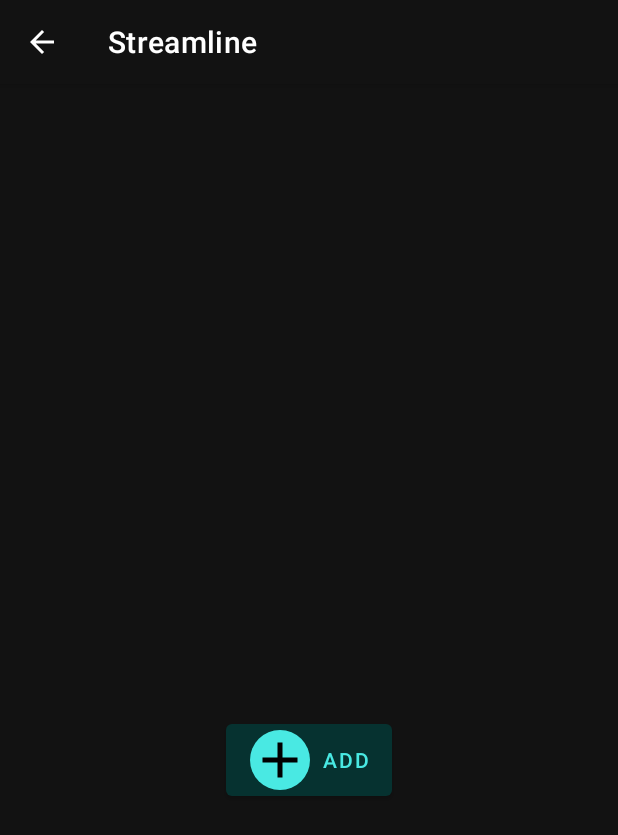
After one commit to CMPT362-Group4/Streamline, an Android app: the MovieDetailActivity screen opened directly, with no data from a screen before it, on a phone screen of 412 x 824 dp. The commit adds this screen. Shown: the top 835 px of the screen. Run offline under Robolectric (Android 15) with nearby library versions, the phone set to English and light mode, and no system bars; pictures from the network do not load.

Commit message:
Display movie list and details using API complete (for popular movies).

```diff
--- a/app/src/main/AndroidManifest.xml
+++ b/app/src/main/AndroidManifest.xml
@@ -1,6 +1,9 @@
 <?xml version="1.0" encoding="utf-8"?>
 <manifest xmlns:android="http://schemas.android.com/apk/res/android"
     xmlns:tools="http://schemas.android.com/tools">
+
+    <uses-permission android:name="android.permission.INTERNET" />
+
 
     <application
         android:allowBackup="true"
@@ -13,6 +16,7 @@
         android:theme="@style/Theme.Streamline"
         android:enableOnBackInvokedCallback="true"
         tools:targetApi="31">
+
         <activity
             android:name=".MainActivity"
             android:exported="true"
@@ -24,6 +28,7 @@
                 <category android:name="android.intent.category.LAUNCHER" />
             </intent-filter>
         </activity>
+        <activity android:name=".ui.movies.MovieDetailActivity" />
     </application>
 
 </manifest>
--- a/app/src/main/java/ca/sfu/cmpt362/group4/streamline/MainActivity.kt
+++ b/app/src/main/java/ca/sfu/cmpt362/group4/streamline/MainActivity.kt
@@ -5,6 +5,7 @@ import android.text.Layout
 import android.text.SpannableString
 import android.text.style.AlignmentSpan
 import android.view.Menu
+import android.view.MenuItem
 import androidx.appcompat.app.AppCompatActivity
 import androidx.core.view.GravityCompat
 import androidx.drawerlayout.widget.DrawerLayout
--- /dev/null
+++ b/app/src/main/java/ca/sfu/cmpt362/group4/streamline/ui/movies/MovieDetailActivity.kt
@@ -0,0 +1,72 @@
+package ca.sfu.cmpt362.group4.streamline.ui.movies
+
+import android.graphics.drawable.Drawable
+import android.os.Bundle
+import android.util.Log
+import android.view.MenuItem
+import android.view.View
+import android.widget.TextView
+import androidx.appcompat.app.AppCompatActivity
+import ca.sfu.cmpt362.group4.streamline.R
+import ca.sfu.cmpt362.group4.streamline.data_models.Movie
+import ca.sfu.cmpt362.group4.streamline.databinding.ActivityMovieDetailBinding
+import ca.sfu.cmpt362.group4.streamline.databinding.FragmentMoviesBinding
+import ca.sfu.cmpt362.group4.streamline.databinding.ItemMovieBinding
+import com.bumptech.glide.Glide
+import com.bumptech.glide.load.DataSource
+import com.bumptech.glide.load.engine.GlideException
+import com.bumptech.glide.request.RequestListener
+
+class MovieDetailActivity : AppCompatActivity() {
+    private lateinit var binding: ActivityMovieDetailBinding
+    override fun onCreate(savedInstanceState: Bundle?) {
+        super.onCreate(savedInstanceState)
+        binding = ActivityMovieDetailBinding.inflate(layoutInflater)
+        setContentView(binding.root)
+
+        // Enable the back button
+        supportActionBar?.setDisplayHomeAsUpEnabled(true)
+
+
+        val movie = intent.getParcelableExtra<Movie>("movie")
+
+        movie?.let {
+
+            binding.textTitle.text = it.title
+            binding.textOverview.text = it.overview
+            Log.d("Details", "${it.poster_path}")
+            Log.d("Details", "${it.backdrop_path}")
+            Log.d("Details", "${it.overview}")
+
+            Glide.with(this)
+                .load("https://image.tmdb.org/t/p/w500${it.poster_path}")
+                .error(R.drawable.streamline)
+                .listener(object : RequestListener<Drawable> {
+                    override fun onLoadFailed(e: GlideException?, model: Any?, target: com.bumptech.glide.request.target.Target<Drawable>?, isFirstResource: Boolean): Boolean {
+                        // Log error or handle the load failure
+                        Log.e("MovieDetailActivity", "Error loading image", e)
+                        return false // Return false to allow Glide to handle the error
+                    }
+
+                    override fun onResourceReady(resource: Drawable?, model: Any?, target: com.bumptech.glide.request.target.Target<Drawable>?, dataSource: DataSource?, isFirstResource: Boolean): Boolean {
+                        // Image loaded successfully
+                        return false // Return false to allow Glide to handle the resource
+                    }
+                })
+                .into(binding.imagePoster)
+
+            Glide.with(this)
+                .load("https://image.tmdb.org/t/p/w500${it.backdrop_path}")
+                .into(binding.imageBackdrop)
+        }
+    }
+    override fun onOptionsItemSelected(item: MenuItem): Boolean {
+        return when (item.itemId) {
+            android.R.id.home -> {
+                finish() // Close the current activity
+                true
+            }
+            else -> super.onOptionsItemSelected(item)
+        }
+    }
+}
--- /dev/null
+++ b/app/src/main/res/drawable/button.xml
@@ -0,0 +1,15 @@
+<?xml version="1.0" encoding="utf-8"?>
+<layer-list xmlns:android="http://schemas.android.com/apk/res/android">
+    <!-- Circle Background -->
+    <item>
+        <shape android:shape="oval">
+            <solid android:color="@color/neon_teal"/>
+            <size
+                android:width="24dp"
+                android:height="24dp"/>
+        </shape>
+    </item>
+    <item
+        android:drawable="@drawable/baseline_add_24"
+        android:gravity="center"/>
+</layer-list>
--- /dev/null
+++ b/app/src/main/res/layout/activity_movie_detail.xml
@@ -0,0 +1,61 @@
+<?xml version="1.0" encoding="utf-8"?>
+<ScrollView xmlns:android="http://schemas.android.com/apk/res/android"
+    android:layout_width="match_parent"
+    android:layout_height="match_parent"
+    android:fillViewport="true">
+
+    <RelativeLayout
+    android:layout_width="match_parent"
+    android:layout_height="wrap_content"
+    android:orientation="vertical"
+    android:padding="16dp"
+    android:background="@color/dark_background">
+
+        <ImageView
+            android:id="@+id/image_backdrop"
+            android:layout_width="match_parent"
+            android:layout_height="250dp"
+            android:scaleType="centerCrop" />
+
+        <ImageView
+            android:id="@+id/image_poster"
+            android:layout_width="120dp"
+            android:layout_height="180dp"
+            android:layout_below="@id/image_backdrop"
+            android:layout_centerHorizontal="true"
+            android:layout_marginTop="-90dp"
+            android:scaleType="centerCrop" />
+
+        <TextView
+            android:id="@+id/text_title"
+            android:layout_width="match_parent"
+            android:layout_height="wrap_content"
+            android:textColor="@color/white"
+            android:layout_below="@id/image_poster"
+            android:textSize="24sp"
+            android:gravity="center"
+            android:textStyle="bold"
+            android:layout_marginTop="16dp"/>
+
+        <Button
+            android:id="@+id/button_add"
+            style="@style/ButtonStyle"
+            android:layout_width="wrap_content"
+            android:layout_height="wrap_content"
+            android:layout_below="@id/text_title"
+            android:text="Add"
+            android:drawableLeft="@drawable/button"
+            android:layout_centerHorizontal="true"
+            android:layout_marginTop="16dp"/>
+
+        <TextView
+            android:id="@+id/text_overview"
+            android:layout_width="match_parent"
+            android:layout_height="wrap_content"
+            android:layout_below="@id/button_add"
+            android:layout_marginTop="16dp"
+            android:gravity="center"
+            android:textColor="@color/white"
+            android:textSize="24sp" />
+    </RelativeLayout>
+</ScrollView>
--- a/app/src/main/res/values/themes.xml
+++ b/app/src/main/res/values/themes.xml
@@ -28,4 +28,9 @@
         <item name="spinBars">true</item>
         <item name="color">@color/neon_teal</item>
     </style>
+
+    <style name="ButtonStyle" parent="Widget.MaterialComponents.Button">
+        <item name="backgroundTint">@color/dark_teal</item>
+        <!-- You can also customize text color, ripple color, etc. -->
+    </style>
 </resources>
```
Also changed, not shown: app/build.gradle.kts (+12 -0 lines), app/src/main/java/ca/sfu/cmpt362/group4/streamline/api_service/tmdbApiService.kt (added, +11 -0 lines), app/src/main/java/ca/sfu/cmpt362/group4/streamline/data_models/Movie.kt (added, +16 -0 lines), app/src/main/java/ca/sfu/cmpt362/group4/streamline/repositories/MoviesRepository.kt (added, +38 -0 lines), app/src/main/java/ca/sfu/cmpt362/group4/streamline/ui/movies/MoviesAdapter.kt (added, +53 -0 lines), app/src/main/java/ca/sfu/cmpt362/group4/streamline/ui/movies/MoviesFragment.kt (+33 -0 lines), app/src/main/java/ca/sfu/cmpt362/group4/streamline/view_models/MoviesViewModel.kt (added, +40 -0 lines), app/src/main/res/layout/fragment_movies.xml (+14 -3 lines), app/src/main/res/layout/item_movie.xml (added, +33 -0 lines).
